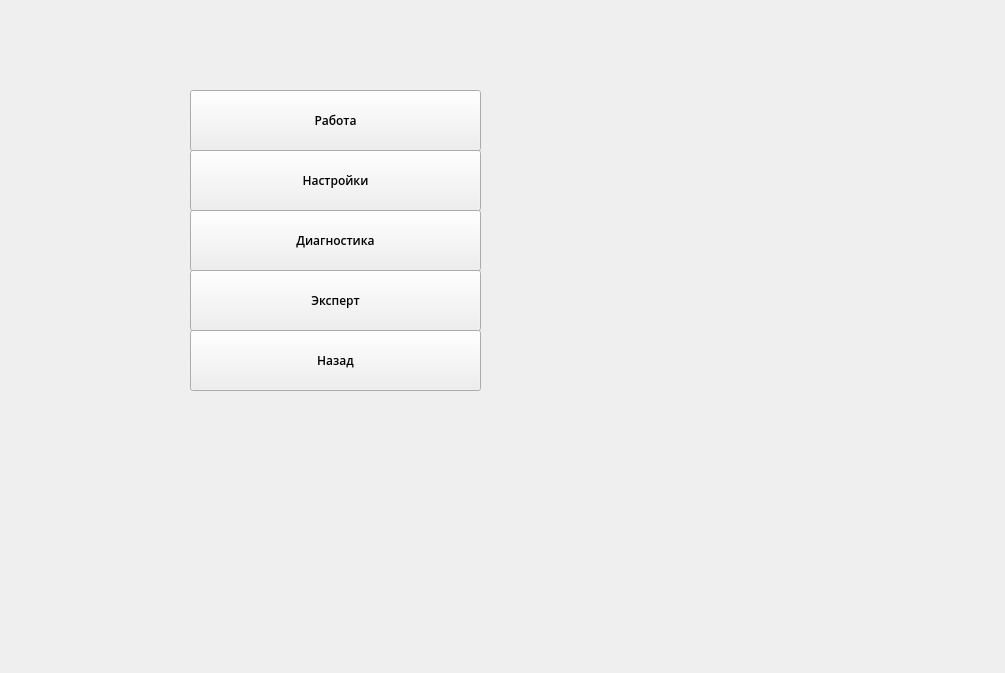
This is stackedoptions.ui in tomyqg/topaz-m as Qt 5 draws it before an edit. The edited form follows.
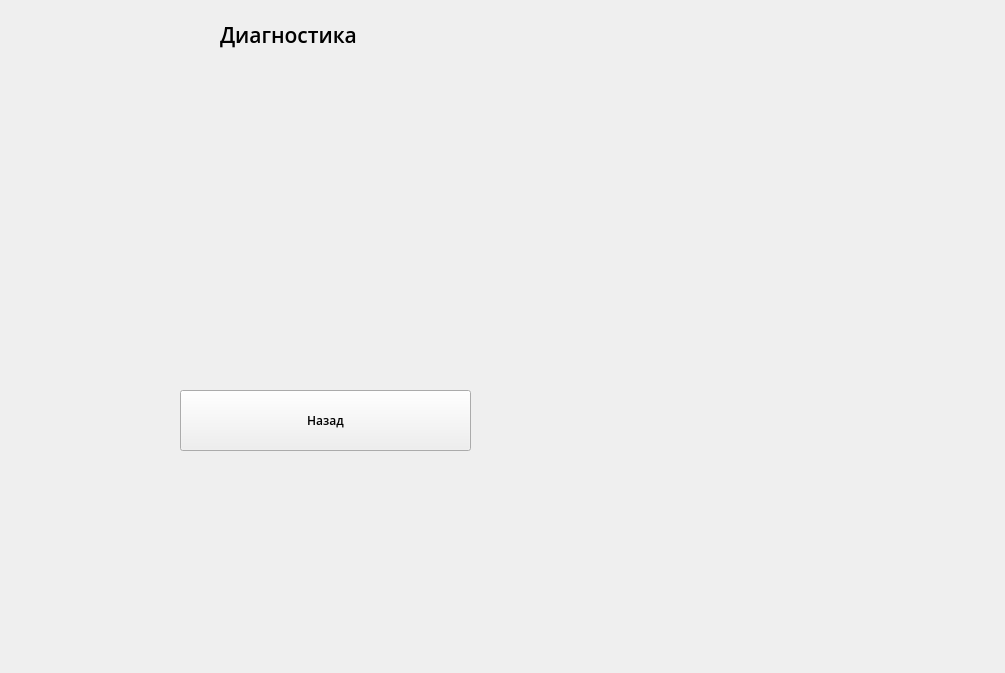
This is the edited form. The open tabs and pages were chosen to show the change.

```diff
--- a/stackedoptions.ui
+++ b/stackedoptions.ui
@@ -662,6 +662,84 @@
      </property>
     </widget>
    </widget>
+   <widget class="QWidget" name="page">
+    <widget class="QLabel" name="label_4">
+     <property name="geometry">
+      <rect>
+       <x>210</x>
+       <y>0</y>
+       <width>201</width>
+       <height>50</height>
+      </rect>
+     </property>
+     <property name="font">
+      <font>
+       <family>Open Sans Semibold</family>
+       <pointsize>16</pointsize>
+      </font>
+     </property>
+     <property name="text">
+      <string>Диагностика</string>
+     </property>
+    </widget>
+    <widget class="QPushButton" name="pushButton_11">
+     <property name="geometry">
+      <rect>
+       <x>170</x>
+       <y>380</y>
+       <width>291</width>
+       <height>61</height>
+      </rect>
+     </property>
+     <property name="font">
+      <font>
+       <family>Open Sans Semibold</family>
+      </font>
+     </property>
+     <property name="text">
+      <string>Назад</string>
+     </property>
+    </widget>
+   </widget>
+   <widget class="QWidget" name="page_6">
+    <widget class="QLabel" name="label_5">
+     <property name="geometry">
+      <rect>
+       <x>210</x>
+       <y>0</y>
+       <width>201</width>
+       <height>50</height>
+      </rect>
+     </property>
+     <property name="font">
+      <font>
+       <family>Open Sans Semibold</family>
+       <pointsize>16</pointsize>
+      </font>
+     </property>
+     <property name="text">
+      <string>Эксперт</string>
+     </property>
+    </widget>
+    <widget class="QPushButton" name="pushButton_12">
+     <property name="geometry">
+      <rect>
+       <x>190</x>
+       <y>380</y>
+       <width>291</width>
+       <height>61</height>
+      </rect>
+     </property>
+     <property name="font">
+      <font>
+       <family>Open Sans Semibold</family>
+      </font>
+     </property>
+     <property name="text">
+      <string>Назад</string>
+     </property>
+    </widget>
+   </widget>
   </widget>
  </widget>
  <resources/>
```
Left out of the diff: 2 changed lines with no effect on the pictures.
